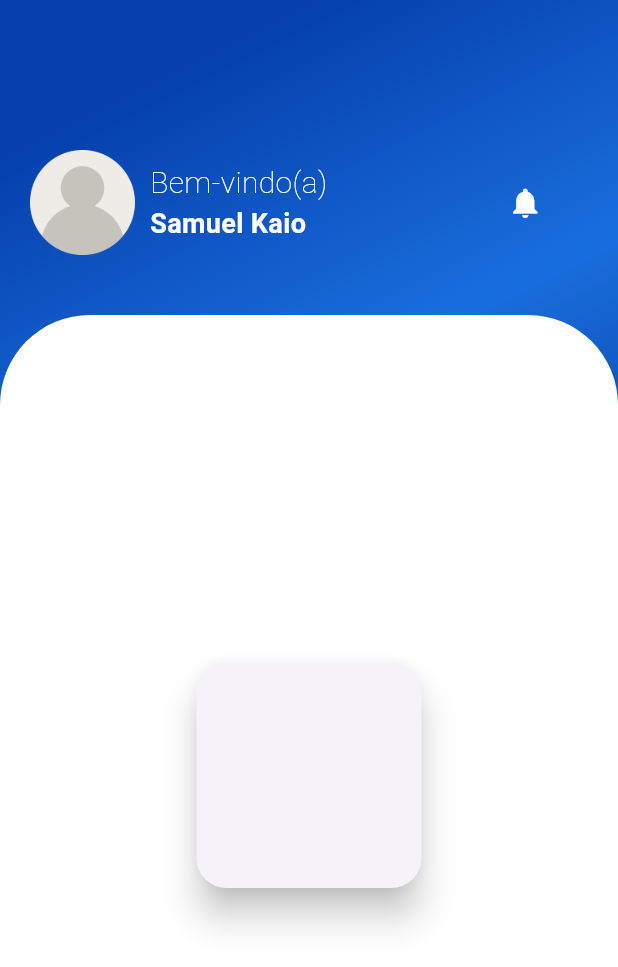
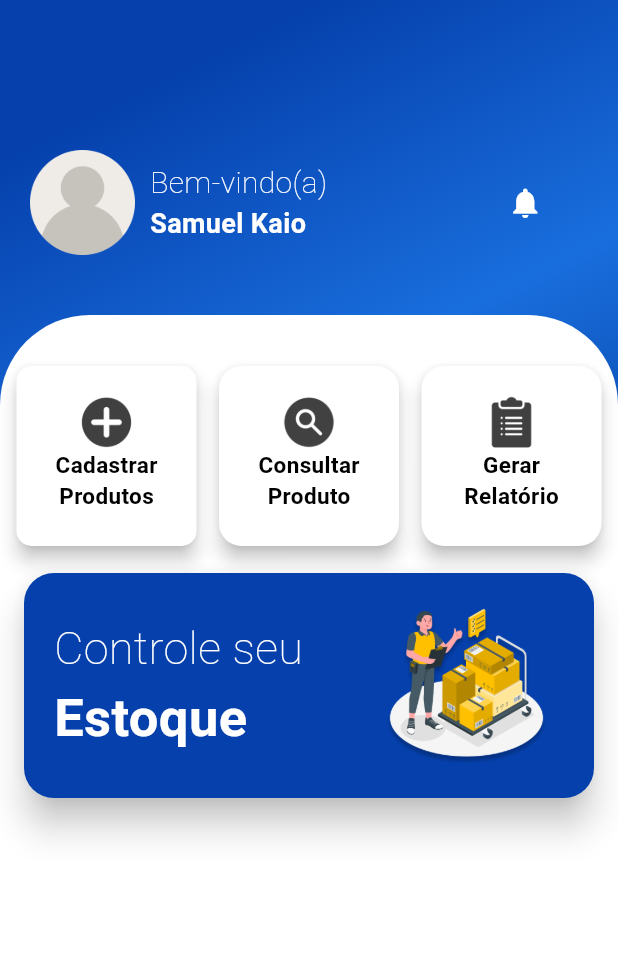
Before and after one commit to ArturMaidana/GerenciamentoEstoque, a Flutter app: the HomePage screen opened by its route, on a phone screen of 412 x 824 dp. Shown: the top 967 px of the screen. Run offline on Flutter 3.47's test engine with Material 3 defaults, Android fonts, the phone set to English and light mode, and no system bars.

Commit message:
Alteração na HomePage

```diff
--- a/lib/pages/homePage.dart
+++ b/lib/pages/homePage.dart
@@ -1,6 +1,10 @@
-// ignore_for_file: prefer_const_constructors, prefer_const_literals_to_create_immutables
-
 import 'package:flutter/material.dart';
+import 'package:stock_management/widgets/CardCilindro.dart';
+import 'package:stock_management/widgets/CardProdutos.dart';
+import 'package:stock_management/widgets/CardRelatorios.dart';
+import 'package:stock_management/widgets/CardSearch.dart';
+import 'package:stock_management/widgets/custom_Card.dart';
+import 'package:stock_management/widgets/custom_topBar.dart';
 
 class HomePage extends StatelessWidget {
   const HomePage({super.key});
@@ -10,94 +14,54 @@ class HomePage extends StatelessWidget {
     return Scaffold(
       body: Container(
         width: double.infinity,
-        decoration: BoxDecoration(
-            gradient: LinearGradient(begin: Alignment.topCenter, colors: [
+        decoration: const BoxDecoration(
+          gradient: LinearGradient(
+            begin: Alignment.topCenter,
+            colors: [
               Color.fromARGB(255, 5, 64, 172),
               Color.fromARGB(255, 25, 110, 221),
               Color.fromARGB(255, 3, 56, 153),
-        ])),
+            ],
+          ),
+        ),
         child: Column(
           crossAxisAlignment: CrossAxisAlignment.start,
           children: <Widget>[
-            SizedBox(
-              height: 80,
-            ),
-            Padding(
-              padding: EdgeInsets.all(20),
-              child: Row(
-                children: <Widget>[
-                  Container(
-                    width: 70,
-                    height: 70,
-                    child: Image.asset('assets/image/user.png'),
-                  ),
-                  SizedBox(
-                    height: 10,
-                    width: 10,
-                  ),
-                  Column(
-                    crossAxisAlignment: CrossAxisAlignment.start,
-                    children: <Widget>[
-                      Text(
-                        "Bem-vindo(a)",
-                        style: TextStyle(
-                            color: Colors.white,
-                            fontSize: 20,
-                            fontWeight: FontWeight.w100),
-                      ),
-                      Text(
-                        "Samuel Kaio",
-                        style: TextStyle(
-                            color: Colors.white,
-                            fontSize: 18,
-                            fontWeight: FontWeight.bold),
-                      ),
-                    ],
-                  ),
-                  SizedBox(
-                    width: 120,
-                  ),
-                  Icon(
-                    Icons.notifications,
-                    color: Colors.white,
-                  ),
-                ],
-              ),
-            ),
-            SizedBox(
-              height: 20,
-            ),
+            const SizedBox(height: 80),
+            const Padding(padding: EdgeInsets.all(20), child: CustomTopbar()),
+            const SizedBox(height: 20),
             Expanded(
               child: Container(
-              decoration: BoxDecoration(
+                decoration: const BoxDecoration(
                   color: Colors.white,
                   borderRadius: BorderRadius.only(
                     topLeft: Radius.circular(60),
-                      topRight: Radius.circular(60))),
-              child: Center(
-                child: Card(
-                  elevation: 10,
-                  shape: RoundedRectangleBorder(
-                      borderRadius: BorderRadius.circular(20)),
-                  child: Container(
-                    width: 150,
-                    height: 150,
-                    padding: EdgeInsets.all(20),
+                    topRight: Radius.circular(60),
+                  ),
+                ),
                 child: Column(
-                      mainAxisAlignment: MainAxisAlignment.center,
-                      children: <Widget>[
-                        // Text(
-                        //   "Conteúdo do Card",
-                        //   style: TextStyle(
-                        //       fontSize: 24, fontWeight: FontWeight.bold),
-                        //   textAlign: TextAlign.center,
-                        // )
+                  children: [
+                    const SizedBox(
+                        height:
+                            30), // Ajuste esta altura para mover os cards para cima
+                    const Row(
+                      mainAxisAlignment: MainAxisAlignment
+                          .spaceEvenly, // Espalha os cards uniformemente
+                      children: [
+                        CardProdutos(),
+                        CardSearh(),
+                        CardRelatorios(),
+                      ],
+                    ),
+                    SizedBox(height: 10),
+                    CustomCard(),
+
+                    Expanded(child: Container()),
+                    // Isso empurra os cards para cima
                   ],
                 ),
               ),
             ),
-              ),
-            )),
           ],
         ),
       ),
--- /dev/null
+++ b/lib/widgets/CardCilindro.dart
@@ -0,0 +1,52 @@
+import 'package:flutter/material.dart';
+
+class Cardcilindro extends StatelessWidget {
+  const Cardcilindro({super.key});
+
+  @override
+  Widget build(BuildContext context) {
+    return Center(
+      child: Card(
+        elevation: 5,
+        color: Color.fromARGB(255, 255, 255, 255),
+        shape: RoundedRectangleBorder(
+          borderRadius: BorderRadius.circular(5),
+        ),
+        child: Container(
+          width: 200,
+          height: 220,
+          padding: const EdgeInsets.all(10),
+          child: Column(
+            children: <Widget>[
+              Image.asset(
+                'assets/image/cilindro.png', // Caminho da sua imagem
+                width: 110,
+                height: 110,
+              ),
+              // Espaço vertical entre a imagem e o texto
+              const Text(
+                "Cilindro freio de roda 2.0/2.5",
+                style: TextStyle(
+                  fontSize: 15,
+                  fontWeight: FontWeight.w500,
+                  color: Color.fromARGB(255, 0, 0, 0),
+                ),
+              ),
+              SizedBox(
+                height: 3,
+              ),
+              const Text(
+                "BRL.609,00",
+                style: TextStyle(
+                  fontSize: 18,
+                  fontWeight: FontWeight.w500,
+                  color: Color.fromARGB(255, 0, 0, 0),
+                ),
+              ),
+            ],
+          ),
+        ),
+      ),
+    );
+  }
+}
--- /dev/null
+++ b/lib/widgets/CardProdutos.dart
@@ -0,0 +1,49 @@
+import 'package:flutter/material.dart';
+
+class CardProdutos extends StatelessWidget {
+  const CardProdutos({super.key});
+
+  @override
+  Widget build(BuildContext context) {
+    return Center(
+      child: Card(
+        elevation: 5,
+        color: Color.fromARGB(255, 255, 255, 255),
+        shape: RoundedRectangleBorder(
+          borderRadius: BorderRadius.circular(10),
+        ),
+        child: Container(
+          width: 120,
+          height: 120,
+          padding: const EdgeInsets.all(20),
+          child: Column(
+            children: <Widget>[
+              Image.asset(
+                'assets/image/add_icon.png', // Caminho da sua imagem
+                width: 35,
+                height: 35,
+              ),
+              // Espaço vertical entre a imagem e o texto
+              const Text(
+                "Cadastrar",
+                style: TextStyle(
+                  fontSize: 15,
+                  fontWeight: FontWeight.bold,
+                  color: Color.fromARGB(255, 0, 0, 0),
+                ),
+              ),
+              const Text(
+                "Produtos",
+                style: TextStyle(
+                  fontSize: 15,
+                  fontWeight: FontWeight.bold,
+                  color: Color.fromARGB(255, 0, 0, 0),
+                ),
+              ),
+            ],
+          ),
+        ),
+      ),
+    );
+  }
+}
--- /dev/null
+++ b/lib/widgets/CardRelatorios.dart
@@ -0,0 +1,49 @@
+import 'package:flutter/material.dart';
+
+class CardRelatorios extends StatelessWidget {
+  const CardRelatorios({super.key});
+
+  @override
+  Widget build(BuildContext context) {
+    return Center(
+      child: Card(
+        elevation: 5,
+        color: Color.fromARGB(255, 255, 255, 255),
+        shape: RoundedRectangleBorder(
+          borderRadius: BorderRadius.circular(15),
+        ),
+        child: Container(
+          width: 120,
+          height: 120,
+          padding: const EdgeInsets.all(20),
+          child: Column(
+            children: <Widget>[
+              Image.asset(
+                'assets/image/Relatorios_icon.png', // Caminho da sua imagem
+                width: 35,
+                height: 35,
+              ),
+              // Espaço vertical entre a imagem e o texto
+              const Text(
+                "Gerar",
+                style: TextStyle(
+                  fontSize: 15,
+                  fontWeight: FontWeight.bold,
+                  color: Color.fromARGB(255, 0, 0, 0),
+                ),
+              ),
+              const Text(
+                "Relatório",
+                style: TextStyle(
+                  fontSize: 15,
+                  fontWeight: FontWeight.bold,
+                  color: Color.fromARGB(255, 0, 0, 0),
+                ),
+              ),
+            ],
+          ),
+        ),
+      ),
+    );
+  }
+}
--- /dev/null
+++ b/lib/widgets/CardSearch.dart
@@ -0,0 +1,49 @@
+import 'package:flutter/material.dart';
+
+class CardSearh extends StatelessWidget {
+  const CardSearh({super.key});
+
+  @override
+  Widget build(BuildContext context) {
+    return Center(
+      child: Card(
+        elevation: 5,
+        color: Color.fromARGB(255, 255, 255, 255),
+        shape: RoundedRectangleBorder(
+          borderRadius: BorderRadius.circular(15),
+        ),
+        child: Container(
+          width: 120,
+          height: 120,
+          padding: const EdgeInsets.all(20),
+          child: Column(
+            children: <Widget>[
+              Image.asset(
+                'assets/image/search_icon.png', // Caminho da sua imagem
+                width: 35,
+                height: 35,
+              ),
+              // Espaço vertical entre a imagem e o texto
+              const Text(
+                "Consultar",
+                style: TextStyle(
+                  fontSize: 15,
+                  fontWeight: FontWeight.bold,
+                  color: Color.fromARGB(255, 0, 0, 0),
+                ),
+              ),
+              const Text(
+                "Produto",
+                style: TextStyle(
+                  fontSize: 15,
+                  fontWeight: FontWeight.bold,
+                  color: Color.fromARGB(255, 0, 0, 0),
+                ),
+              ),
+            ],
+          ),
+        ),
+      ),
+    );
+  }
+}
--- /dev/null
+++ b/lib/widgets/custom_Card.dart
@@ -0,0 +1,59 @@
+import 'package:flutter/material.dart';
+
+class CustomCard extends StatelessWidget {
+  const CustomCard({super.key});
+
+  @override
+  Widget build(BuildContext context) {
+    return Center(
+      child: Card(
+        elevation: 10,
+        color: Color.fromARGB(255, 5, 64, 172),
+        shape: RoundedRectangleBorder(
+          borderRadius: BorderRadius.circular(20),
+        ),
+        child: Container(
+          width: 380,
+          height: 150,
+          padding: const EdgeInsets.all(20),
+          child: Row(
+            mainAxisAlignment: MainAxisAlignment.spaceBetween,
+            crossAxisAlignment: CrossAxisAlignment.center,
+            children: <Widget>[
+              // Coluna para os textos
+              const Column(
+                mainAxisAlignment: MainAxisAlignment.center,
+                crossAxisAlignment: CrossAxisAlignment.start,
+                children: [
+                  Text(
+                    "Controle seu",
+                    style: TextStyle(
+                      fontSize: 30, // Tamanho maior para o texto
+                      fontWeight: FontWeight.w100,
+                      color: Colors.white,
+                    ),
+                  ),
+                  Text(
+                    "Estoque",
+                    style: const TextStyle(
+                      fontSize: 35, // Tamanho maior para "Estoque"
+                      fontWeight: FontWeight.bold,
+                      color: Color.fromARGB(
+                          255, 255, 255, 255), // Cor diferente para "Estoque"
+                    ),
+                  ),
+                ],
+              ),
+              // Imagem ao lado direito
+              Image.asset(
+                'assets/image/estoque_icon.png', // Altere para o caminho da sua imagem
+                width: 130,
+                height: 130,
+              ),
+            ],
+          ),
+        ),
+      ),
+    );
+  }
+}
--- /dev/null
+++ b/lib/widgets/custom_topBar.dart
@@ -0,0 +1,48 @@
+import 'package:flutter/material.dart';
+
+class CustomTopbar extends StatelessWidget {
+  const CustomTopbar({super.key});
+
+  @override
+  Widget build(BuildContext context) {
+    return Row(
+      children: <Widget>[
+        Container(
+          width: 70,
+          height: 70,
+          child: Image.asset('assets/image/user.png'),
+        ),
+        SizedBox(
+          height: 10,
+          width: 10,
+        ),
+        Column(
+          crossAxisAlignment: CrossAxisAlignment.start,
+          children: <Widget>[
+            Text(
+              "Bem-vindo(a)",
+              style: TextStyle(
+                  color: Colors.white,
+                  fontSize: 20,
+                  fontWeight: FontWeight.w100),
+            ),
+            Text(
+              "Samuel Kaio",
+              style: TextStyle(
+                  color: Colors.white,
+                  fontSize: 18,
+                  fontWeight: FontWeight.bold),
+            ),
+          ],
+        ),
+        SizedBox(
+          width: 120,
+        ),
+        Icon(
+          Icons.notifications,
+          color: Colors.white,
+        ),
+      ],
+    );
+  }
+}
```
Also changed, not shown: pubspec.yaml (+9 -0 lines), assets/image/Agenda_icon.png (added), assets/image/Equipe_icon.png (added), assets/image/Produtos_icon.png (added), assets/image/Relatorios_icon.png (added), assets/image/Solicitacoes_icon.png (added), assets/image/add_icon.png (added), assets/image/cilindro.png (added), assets/image/config_icon.png (added), assets/image/doc_icon.png (added), assets/image/estoque_icon.png (added), assets/image/search_icon.png (added). Lines whose indentation alone changed are shown as unchanged.
